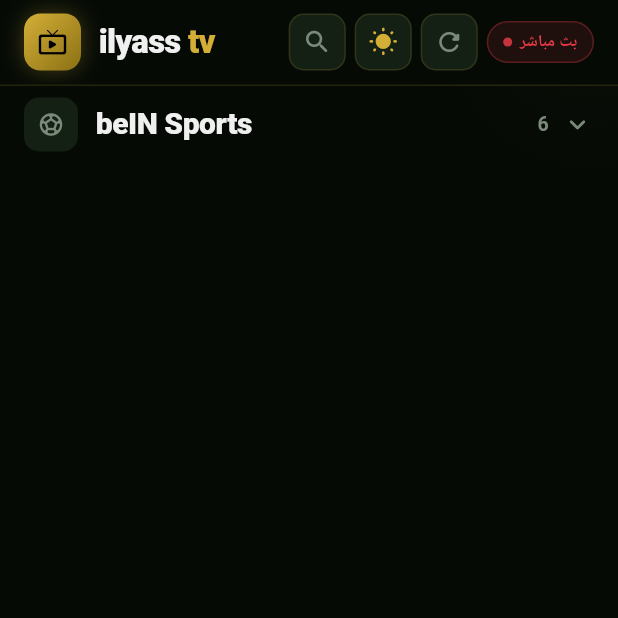
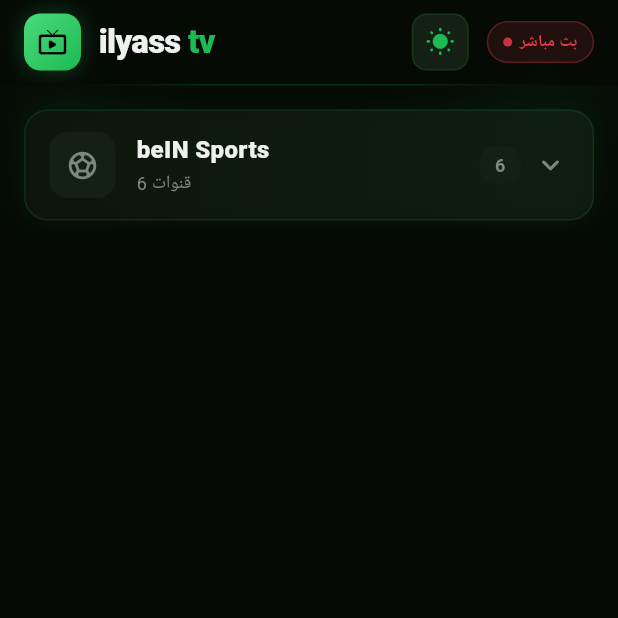
Before and after one commit to illyassvvv/G, a Flutter app: the screen it shows after launch, on a phone screen of 412 x 824 dp, the top half of it. Run offline on Flutter 3.47's test engine with Material 3 defaults, Android fonts, the phone set to English and light mode, and no system bars; drawn by our look-alikes of flutter_animate; our stand-ins replace better_player_plus, cached_network_image, connectivity_plus, google_fonts, shared_preferences, shimmer; network calls fail; Roboto replaces fonts that are missing (Cairo).

Commit message:
style: change accent from gold to green, remove search & refresh buttons
- Accent color changed from gold (#D4AF37) to green (#1DB954) throughout
- goldGradient now uses green tones (accent2 -> accent)
- Borders updated to green-tinted
- Removed search toggle button from app bar
- Removed refresh button from app bar
- Kept dark/light toggle and live badge
- Reverted poster-style redesign back to original card layout
- All previous fixes preserved (accordion, caching, zapping engine)

Co-Authored-By: ilyasssr.119@gmail.com <ilyasssr.119@gmail.com>

```diff
--- a/lib/models/theme.dart
+++ b/lib/models/theme.dart
@@ -9,7 +9,7 @@ class AppTheme {
   static const Color darkCard     = Color(0xFF0F1A0F);
   static const Color darkText     = Color(0xFFF0F0F0);
   static const Color darkTextDim  = Color(0xFF7A8A7A);
-  static const Color darkBorder   = Color(0x25D4AF37);
+  static const Color darkBorder   = Color(0x251DB954);
 
   // ─── Light ───────────────────────────────────────────────────
   static const Color lightBg       = Color(0xFFF4F4EF);
@@ -18,18 +18,18 @@ class AppTheme {
   static const Color lightCard     = Color(0xFFFFFFFF);
   static const Color lightText     = Color(0xFF1A1A1A);
   static const Color lightTextDim  = Color(0xFF888888);
-  static const Color lightBorder   = Color(0x30D4AF37);
+  static const Color lightBorder   = Color(0x301DB954);
 
   // ─── Shared ──────────────────────────────────────────────────
-  static const Color accent    = Color(0xFFD4AF37);
-  static const Color accent2   = Color(0xFFE8C96B);
-  static const Color accentDim = Color(0xFF8B7014);
+  static const Color accent    = Color(0xFF1DB954);
+  static const Color accent2   = Color(0xFF4BDB7A);
+  static const Color accentDim = Color(0xFF0D8F3E);
   static const Color green     = Color(0xFF1DB954);
   static const Color greenDim  = Color(0xFF0D5C2A);
   static const Color live      = Color(0xFFE63946);
 
   static const LinearGradient goldGradient = LinearGradient(
-    colors: [accent, accentDim],
+    colors: [accent2, accent],
     begin: Alignment.topLeft,
     end: Alignment.bottomRight,
   );
--- a/lib/screens/home_screen.dart
+++ b/lib/screens/home_screen.dart
@@ -274,8 +274,9 @@ class _HomeScreenState extends State<HomeScreen> {
     return Scaffold(
       backgroundColor: c.bg,
       body: Stack(children: [
-        // Subtle ambient glow — minimal
-        Positioned(top: -120, right: -120, child: _glow(AppTheme.accent, 280, 0.03)),
+        // Ambient glows
+        Positioned(top: -100, right: -100, child: _glow(AppTheme.green, 300, 0.06)),
+        Positioned(top: -50,  left: -80,  child: _glow(AppTheme.accent, 250, 0.04)),
 
         // ── No internet banner ──────────────────────────────────
         if (!prov.hasInternet)
@@ -337,19 +338,7 @@ class _HomeScreenState extends State<HomeScreen> {
     return SliverAppBar(
       pinned: true,
       backgroundColor: c.appBarBg,
-      title: _searchOpen
-          ? TextField(
-              controller: _searchCtrl,
-              autofocus: true,
-              onChanged: _onSearch,
-              style: TextStyle(color: c.text, fontFamily: 'Cairo'),
-              decoration: InputDecoration(
-                hintText: 'ابحث عن قناة...',
-                hintStyle: TextStyle(color: c.textDim, fontFamily: 'Cairo'),
-                border: InputBorder.none,
-              ),
-            )
-          : Row(children: [
+      title: Row(children: [
               Container(width: 38, height: 38,
                 decoration: BoxDecoration(
                   gradient: AppTheme.goldGradient,
@@ -367,17 +356,6 @@ class _HomeScreenState extends State<HomeScreen> {
               )),
             ]),
       actions: [
-        // Search toggle
-        _AppBarBtn(
-          icon: _searchOpen ? Icons.close_rounded : Icons.search_rounded,
-          color: _searchOpen ? AppTheme.live : c.textDim,
-          bg: c.surface2, border: c.border,
-          onTap: () {
-            if (_searchOpen) _closeSearch();
-            else setState(() => _searchOpen = true);
-          },
-        ),
-        const SizedBox(width: 6),
         // Dark/light toggle
         _AppBarBtn(
           icon: prov.isDark ? Icons.wb_sunny_rounded : Icons.nightlight_round,
@@ -387,13 +365,6 @@ class _HomeScreenState extends State<HomeScreen> {
           animated: true,
         ),
         const SizedBox(width: 6),
-        // Refresh
-        _AppBarBtn(
-          icon: Icons.refresh_rounded,
-          color: c.textDim,
-          bg: c.surface2, border: c.border,
-          onTap: _refresh,
-        ),
         // Live badge
         Container(
           margin: const EdgeInsets.only(left: 6, right: 16),
@@ -411,7 +382,13 @@ class _HomeScreenState extends State<HomeScreen> {
         ),
       ],
       bottom: PreferredSize(preferredSize: const Size.fromHeight(1),
-        child: Container(height: 0.5, color: c.border.withOpacity(0.3))),
+        child: Container(height: 1, decoration: BoxDecoration(
+          gradient: LinearGradient(colors: [
+            Colors.transparent,
+            AppTheme.accent.withOpacity(0.2),
+            AppTheme.green.withOpacity(0.2),
+            Colors.transparent,
+          ])))),
     );
   }
 
@@ -423,11 +400,11 @@ class _HomeScreenState extends State<HomeScreen> {
         sliver: SliverGrid(
           delegate: SliverChildBuilderDelegate(
             (_, i) => ChannelCardSkeleton(provider: prov),
-            childCount: 9,
+            childCount: 6,
           ),
           gridDelegate: const SliverGridDelegateWithFixedCrossAxisCount(
-            crossAxisCount: 3, crossAxisSpacing: 10,
-            mainAxisSpacing: 16, childAspectRatio: 0.65,
+            crossAxisCount: 2, crossAxisSpacing: 12,
+            mainAxisSpacing: 12, childAspectRatio: 1.1,
           ),
         ),
       ),
@@ -488,8 +465,8 @@ class _HomeScreenState extends State<HomeScreen> {
             );
           }, childCount: _searchResults.length),
           gridDelegate: const SliverGridDelegateWithFixedCrossAxisCount(
-            crossAxisCount: 3, crossAxisSpacing: 10,
-            mainAxisSpacing: 16, childAspectRatio: 0.65,
+            crossAxisCount: 2, crossAxisSpacing: 12,
+            mainAxisSpacing: 12, childAspectRatio: 1.1,
           ),
         ),
       ),
@@ -503,54 +480,65 @@ class _HomeScreenState extends State<HomeScreen> {
       final cat        = _categories[i];
       final isExpanded = _expanded.contains(cat.name);
 
-      // ── Category header — clean, bold, streaming-app style ──
       widgets.add(SliverToBoxAdapter(
         child: GestureDetector(
           onTap: () => _toggleCat(cat.name),
-          child: Padding(
-            padding: EdgeInsets.fromLTRB(16, i == 0 ? 8 : 24, 16, 12),
+          child: Container(
+            margin: const EdgeInsets.fromLTRB(16, 16, 16, 8),
+            padding: const EdgeInsets.symmetric(horizontal: 16, vertical: 14),
+            decoration: BoxDecoration(
+              gradient: LinearGradient(colors: [
+                c.surface.withOpacity(0.9),
+                c.surface2.withOpacity(0.6),
+              ], begin: Alignment.centerLeft, end: Alignment.centerRight),
+              borderRadius: BorderRadius.circular(16),
+              border: Border.all(
+                color: isExpanded ? AppTheme.accent.withOpacity(0.3) : c.border, width: 1),
+              boxShadow: [BoxShadow(color: c.shadow, blurRadius: 10)],
+            ),
             child: Row(children: [
-              // Category icon
               AnimatedContainer(
-                duration: const Duration(milliseconds: 200),
-                width: 36, height: 36,
+                duration: const Duration(milliseconds: 250),
+                width: 44, height: 44,
                 decoration: BoxDecoration(
-                  gradient: isExpanded ? AppTheme.goldGradient : null,
-                  color: isExpanded ? null : c.surface2,
-                  borderRadius: BorderRadius.circular(10),
+                  gradient: isExpanded ? AppTheme.goldGradient
+                      : LinearGradient(colors: [c.surface2, c.surface2]),
+                  borderRadius: BorderRadius.circular(12),
+                  boxShadow: isExpanded
+                      ? [BoxShadow(color: AppTheme.accent.withOpacity(0.25), blurRadius: 10)]
+                      : [],
                 ),
                 child: Icon(_catIcon(cat.icon),
-                  color: isExpanded ? Colors.black : c.textDim, size: 18),
+                  color: isExpanded ? Colors.black : c.textDim, size: 22),
               ),
-              const SizedBox(width: 12),
-              // Category name — large bold
-              Expanded(
-                child: Text(cat.name,
-                  style: TextStyle(
-                    fontSize: 20,
-                    fontWeight: FontWeight.w900,
-                    color: c.text,
-                    fontFamily: 'Cairo',
-                    letterSpacing: -0.3,
-                  )),
-              ),
-              // Channel count
-              Text('${cat.channels.length}',
-                style: TextStyle(
-                  fontSize: 13,
-                  fontWeight: FontWeight.w600,
-                  color: c.textDim,
-                )),
+              const SizedBox(width: 14),
+              Expanded(child: Column(crossAxisAlignment: CrossAxisAlignment.start, children: [
+                Text(cat.name,
+                  style: TextStyle(fontSize: 16, fontWeight: FontWeight.w800,
+                    color: isExpanded ? AppTheme.accent : c.text)),
+                const SizedBox(height: 2),
+                Text('${cat.channels.length} قنوات',
+                  style: TextStyle(fontSize: 12, color: c.textDim)),
+              ])),
+              Container(
+                padding: const EdgeInsets.symmetric(horizontal: 10, vertical: 4),
+                decoration: BoxDecoration(
+                  color: isExpanded ? AppTheme.accent.withOpacity(0.15) : c.surface2,
+                  borderRadius: BorderRadius.circular(10)),
+                child: Text('${cat.channels.length}',
+                  style: TextStyle(fontSize: 12, fontWeight: FontWeight.w700,
+                    color: isExpanded ? AppTheme.accent : c.textDim))),
               const SizedBox(width: 8),
-              // Expand arrow
               AnimatedRotation(
                 turns: isExpanded ? 0.5 : 0,
-                duration: const Duration(milliseconds: 200),
+                duration: const Duration(milliseconds: 250),
                 curve: Curves.easeOutCubic,
                 child: Icon(Icons.keyboard_arrow_down_rounded,
-                  color: c.textDim, size: 22)),
+                  color: isExpanded ? AppTheme.accent : c.textDim, size: 24)),
             ]),
-          ),
+          ).animate(delay: Duration(milliseconds: 70 * i))
+              .fadeIn(duration: 300.ms)
+              .slideX(begin: -0.04, end: 0, duration: 280.ms),
         ),
       ));
 
@@ -569,8 +557,8 @@ class _HomeScreenState extends State<HomeScreen> {
               );
             }, childCount: cat.channels.length),
             gridDelegate: const SliverGridDelegateWithFixedCrossAxisCount(
-              crossAxisCount: 3, crossAxisSpacing: 10,
-              mainAxisSpacing: 16, childAspectRatio: 0.65,
+              crossAxisCount: 2, crossAxisSpacing: 12,
+              mainAxisSpacing: 12, childAspectRatio: 1.1,
             ),
           ),
         ));
```
Also changed, not shown: lib/widgets/channel_card.dart (+153 -151 lines).
